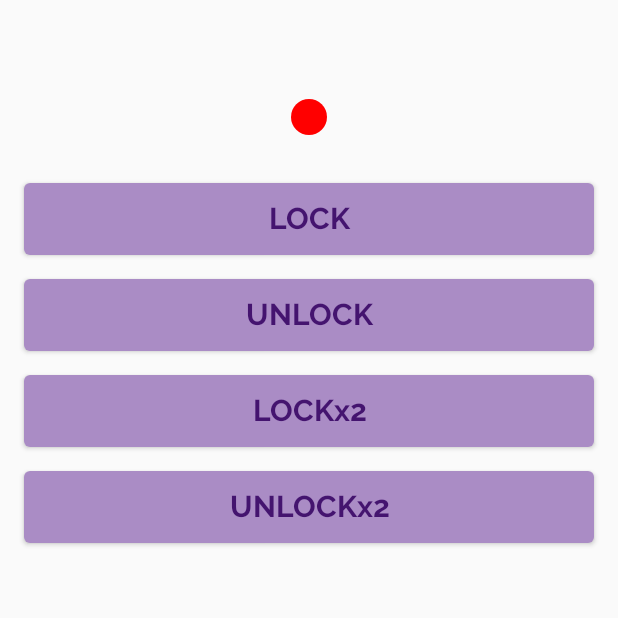
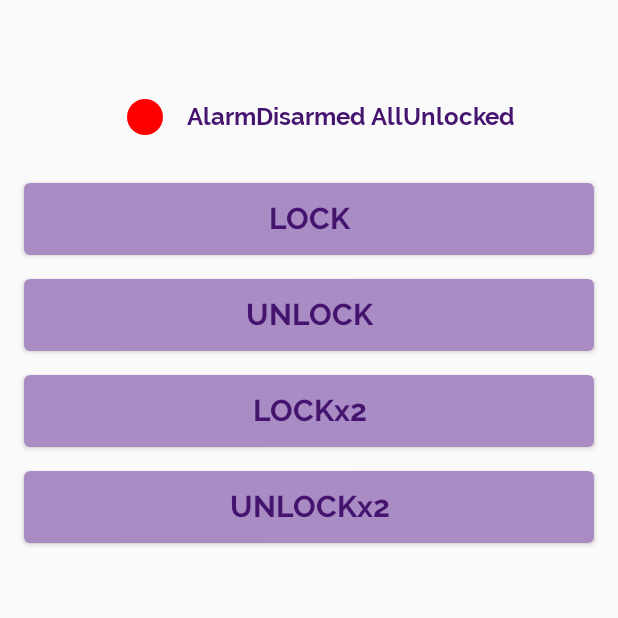
Before and after one commit to martavoice/FSM, an Android app: the screen it shows after launch (MainActivity), on a phone screen of 412 x 824 dp, the top half of it. Run offline under Robolectric (Android 15) with nearby library versions, the phone set to English and light mode, and no system bars; our stand-ins replace ButterKnife; 1 statement that could not run was skipped.

Commit message:
add change state logic

```diff
--- a/app/src/main/java/com/maltseva/marta/fsm/MainActivity.java
+++ b/app/src/main/java/com/maltseva/marta/fsm/MainActivity.java
@@ -3,7 +3,6 @@ package com.maltseva.marta.fsm;
 import android.support.v7.app.AppCompatActivity;
 import android.os.Bundle;
 import android.view.View;
-import android.widget.Button;
 import android.widget.ImageView;
 import android.widget.TextView;
 
@@ -17,33 +16,65 @@ public class MainActivity extends AppCompatActivity {
     ImageView mIndicator;
     @BindView(R.id.state)
     TextView mState;
-    @BindView(R.id.lock)
-    Button mLock;
-    @BindView(R.id.unlock)
-    Button mUnLock;
-    @BindView(R.id.lockx2)
-    Button mLockx2;
-    @BindView(R.id.unlockx2)
-    Button mUnlockx2;
+    private StateChanger stateChanger;
+
+    private StateChangedListener listener = new StateChangedListener() {
+        @Override
+        public void updateState(State endState) {
+            switch (endState) {
+                case ALARM_ARMED_ALL_LOCKED:
+                    StateArchiver.getInstance().setCurrentState(State.ALARM_ARMED_ALL_LOCKED);
+                    mIndicator.setImageResource(R.drawable.red_indicator);
+                    mState.setText(State.ALARM_ARMED_ALL_LOCKED.getValue());
+                    break;
+                case ALARM_DISARMED_ALL_LOCKED:
+                    StateArchiver.getInstance().setCurrentState(State.ALARM_DISARMED_ALL_UNLOCKED);
+                    mIndicator.setImageResource(R.drawable.green_indicator);
+                    mState.setText(State.ALARM_DISARMED_ALL_LOCKED.getValue());
+                    break;
+                case ALARM_DISARMED_DRIVER_UNLOCKED:
+                    StateArchiver.getInstance().setCurrentState(State.ALARM_DISARMED_DRIVER_UNLOCKED);
+                    mIndicator.setImageResource(R.drawable.green_indicator);
+                    mState.setText(State.ALARM_DISARMED_DRIVER_UNLOCKED.getValue());
+                    break;
+                case ALARM_DISARMED_ALL_UNLOCKED:
+                    StateArchiver.getInstance().setCurrentState(State.ALARM_DISARMED_ALL_LOCKED);
+                    mIndicator.setImageResource(R.drawable.green_indicator);
+                    mState.setText(State.ALARM_DISARMED_ALL_UNLOCKED.getValue());
+                    break;
+            }
+        }
+    };
 
     @Override
     protected void onCreate(Bundle savedInstanceState) {
         super.onCreate(savedInstanceState);
         setContentView(R.layout.activity_main);
         ButterKnife.bind(this);
+        setInitialState();
+        stateChanger = new StateChanger(listener);
+    }
+
+    private void setInitialState() {
+        StateArchiver.getInstance().setCurrentState(State.ALARM_DISARMED_ALL_UNLOCKED);
+        mIndicator.setImageResource(R.drawable.red_indicator);
+        mState.setText(State.ALARM_DISARMED_ALL_UNLOCKED.getValue());
     }
 
     @OnClick({R.id.lock, R.id.lockx2, R.id.unlock, R.id.unlockx2})
     void btnClicks(View view) {
         switch (view.getId()) {
             case R.id.lock:
+                stateChanger.setEvent(this, StateChanger.LOCK);
+                break;
+            case R.id.lockx2:
+                stateChanger.setEvent(this, StateChanger.LOCKX2);
                 break;
             case R.id.unlock:
-                break;
-            case R.id.lockx2:
+                stateChanger.setEvent(this, StateChanger.UNLOCK);
                 break;
             case R.id.unlockx2:
-                break;
+                stateChanger.setEvent(this, StateChanger.UNLOCKX2);
         }
     }
 }
--- /dev/null
+++ b/app/src/main/java/com/maltseva/marta/fsm/State.java
@@ -0,0 +1,19 @@
+package com.maltseva.marta.fsm;
+
+/**
+ * Created by Марта on 22.02.2018.
+ */
+public enum State {
+
+    ALARM_DISARMED_ALL_UNLOCKED("AlarmDisarmed AllUnlocked"), ALARM_DISARMED_ALL_LOCKED("AlarmDisarmed AllLocked"),
+    ALARM_DISARMED_DRIVER_UNLOCKED("AlarmDisarmed DriverUnlocked"), ALARM_ARMED_ALL_LOCKED("AlarmArmed AllLocked");
+    private final String value;
+
+    State(String value) {
+        this.value = value;
+    }
+
+    public String getValue() {
+        return value;
+    }
+}
--- /dev/null
+++ b/app/src/main/java/com/maltseva/marta/fsm/StateArchiver.java
@@ -0,0 +1,28 @@
+package com.maltseva.marta.fsm;
+
+/**
+ * Created by Марта on 21.02.2018.
+ */
+
+public class StateArchiver {
+
+
+    private static StateArchiver instance;
+    private State state;
+
+    public static StateArchiver getInstance() {
+        if (instance == null) {
+            instance = new StateArchiver();
+        }
+        return instance;
+    }
+
+    public void setCurrentState(State value) {
+        this.state = value;
+    }
+
+    public State getCurrentState() {
+        return state;
+    }
+
+}
--- /dev/null
+++ b/app/src/main/java/com/maltseva/marta/fsm/StateChangedListener.java
@@ -0,0 +1,11 @@
+package com.maltseva.marta.fsm;
+
+import com.maltseva.marta.fsm.State;
+
+/**
+ * Created by Марта on 21.02.2018.
+ */
+
+public interface StateChangedListener {
+    void updateState(State position);
+}
--- a/app/src/main/res/layout/activity_main.xml
+++ b/app/src/main/res/layout/activity_main.xml
@@ -18,7 +18,7 @@
             android:layout_width="@dimen/icon_size_24dp"
             android:layout_height="@dimen/icon_size_24dp"
             android:layout_margin="@dimen/padding_16dp"
-            android:background="@drawable/red_indicator" />
+            android:src="@drawable/red_indicator" />
 
         <TextView
             android:id="@+id/state"
@@ -26,9 +26,9 @@
             android:layout_height="wrap_content"
             android:layout_gravity="center"
             android:fontFamily="@font/raleway_bold"
-            tools:text="AlarmDisarmed_AllUnlocked"
             android:textColor="@color/dark_purple"
-            android:textSize="@dimen/text_size_16sp" />
+            android:textSize="@dimen/text_size_16sp"
+            tools:text="AlarmDisarmed_AllUnlocked" />
     </LinearLayout>
 
     <Button
```
Also changed, not shown: app/build.gradle (+18 -0 lines), app/src/main/assets/fsm_description.json (added, +82 -0 lines), app/src/main/java/com/maltseva/marta/fsm/Action.java (added, +38 -0 lines), 3 other files.
